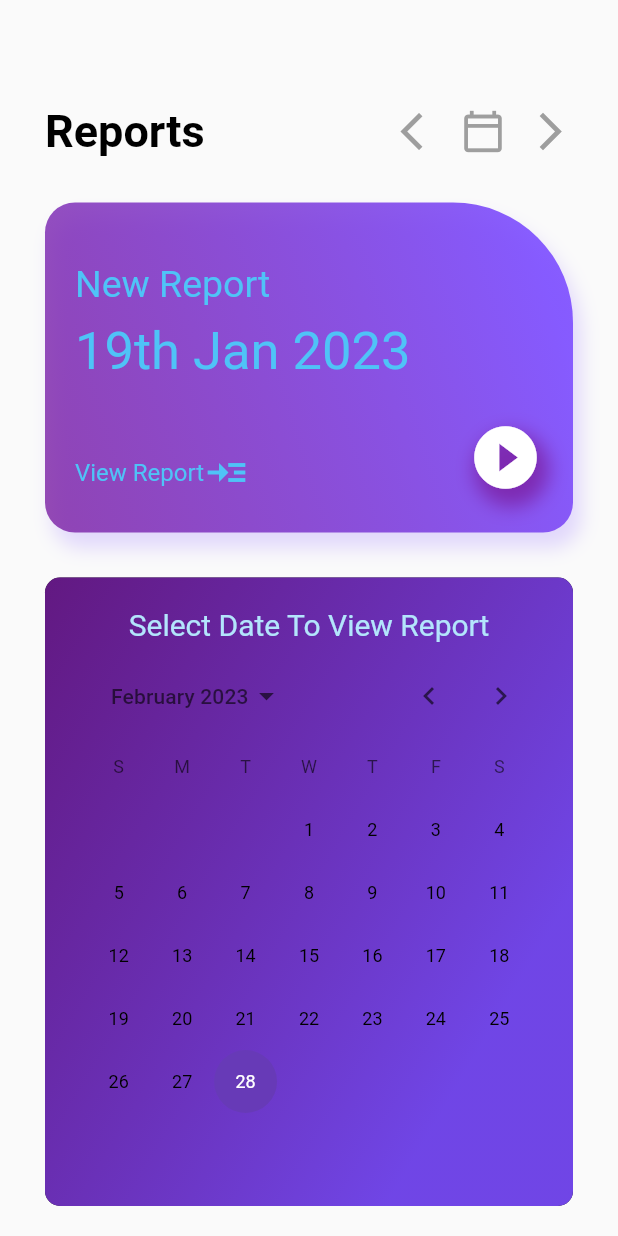
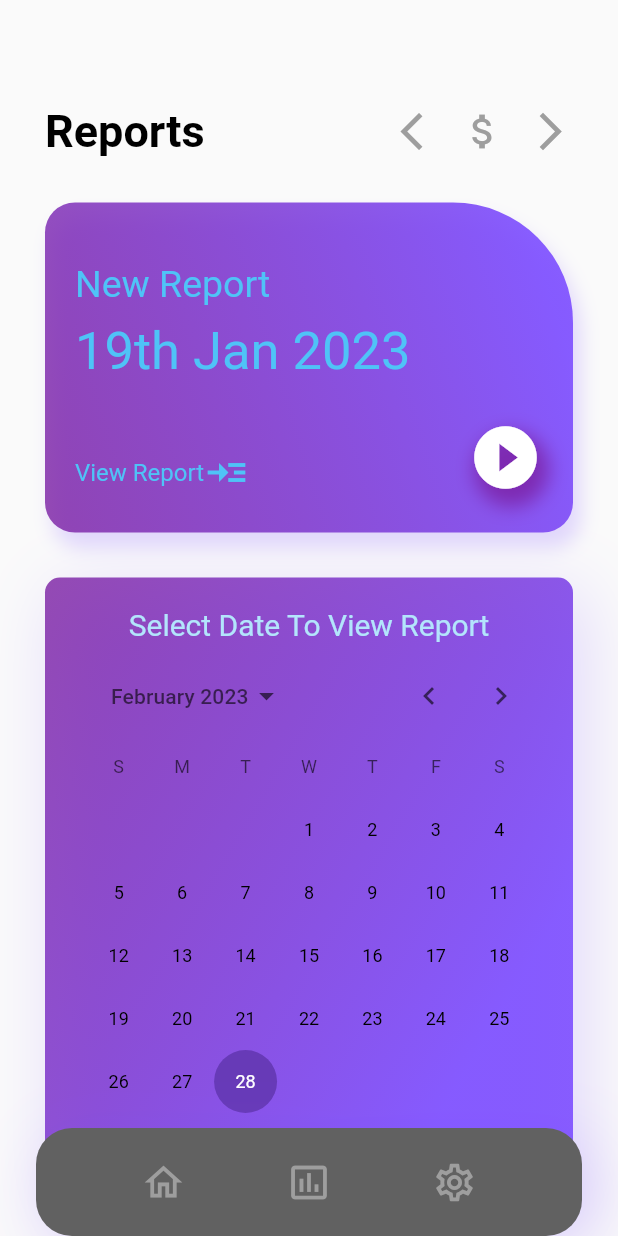
Before and after one commit to JosephLahiru/mcms_app, a Flutter app: the Reports screen opened directly, on a phone screen of 412 x 824 dp. Run offline on Flutter 3.47's test engine with Material 2 defaults, Android fonts, the phone set to English and light mode, and no system bars.

Commit message:
nav bar basic

```diff
--- a/lib/screens/reports.dart
+++ b/lib/screens/reports.dart
@@ -31,7 +31,7 @@
                     Icons.arrow_back_ios, color: color.AppColors.grey, size: 30.0,),
                   SizedBox(width: 10.0),
                   Icon(
-                    Icons.calendar_today_outlined, color: color.AppColors.grey, size: 30.0,),
+                    Icons.attach_money_outlined, color: color.AppColors.grey, size: 30.0,),
                   SizedBox(width: 15.0),
                   Icon(
                     Icons.arrow_forward_ios, color: color.AppColors.grey, size: 30.0,),
@@ -148,7 +148,9 @@
                   ),
                   boxShadow: [
                     BoxShadow(
-                      // changes position of shadow
+                      color: color.AppColors.gradientpurplesecond.withOpacity(0.2),
+                      blurRadius: 40,
+                      offset: Offset(8, 10),
                     ),
                   ],
                 ),
@@ -181,7 +183,59 @@
               ),
             ],
           ),
-        )
+        ),
+      bottomNavigationBar: SafeArea(
+        child: Container(
+          padding: const EdgeInsets.all(12),
+          margin: const EdgeInsets.symmetric(horizontal: 24),
+          decoration: BoxDecoration(
+            color: color.AppColors.darkGrey,
+            borderRadius: BorderRadius.all(Radius.circular(24),),
+            boxShadow: [
+              BoxShadow(
+                color: color.AppColors.gradientpurplesecond.withOpacity(0.2),
+                blurRadius: 40,
+                offset: Offset(8, 10),
+              ),
+            ],
+          ),
+          child: Row(
+            mainAxisAlignment: MainAxisAlignment.spaceEvenly,
+            children: [
+              IconButton(
+                onPressed: () {
+                  Navigator.pushNamed(context, '/dashboard');
+                },
+                icon: Icon(
+                  Icons.home_outlined,
+                  color: color.AppColors.grey,
+                  size: 30.0,
+                ),
+              ),
+              IconButton(
+                onPressed: () {
+                  Navigator.pushNamed(context, '/reports');
+                },
+                icon: Icon(
+                  Icons.insert_chart_outlined,
+                  color: color.AppColors.grey,
+                  size: 30.0,
+                ),
+              ),
+              IconButton(
+                onPressed: () {
+                  Navigator.pushNamed(context, '/settings');
+                },
+                icon: Icon(
+                  Icons.settings_outlined,
+                  color: color.AppColors.grey,
+                  size: 30.0,
+                ),
+              ),
+            ],
+          ),
+        ),
+      ),
     );
   }
 }
--- a/pubspec.yaml
+++ b/pubspec.yaml
@@ -37,6 +37,8 @@
   # Use with the CupertinoIcons class for iOS style icons.
   cupertino_icons: ^1.0.2
   font_awesome_flutter: ^10.3.0
+  rive: ^0.9.1
+  flutter_svg: ^1.1.6
 
 dev_dependencies:
   flutter_test:
```
Also changed, not shown: 7 other files.
